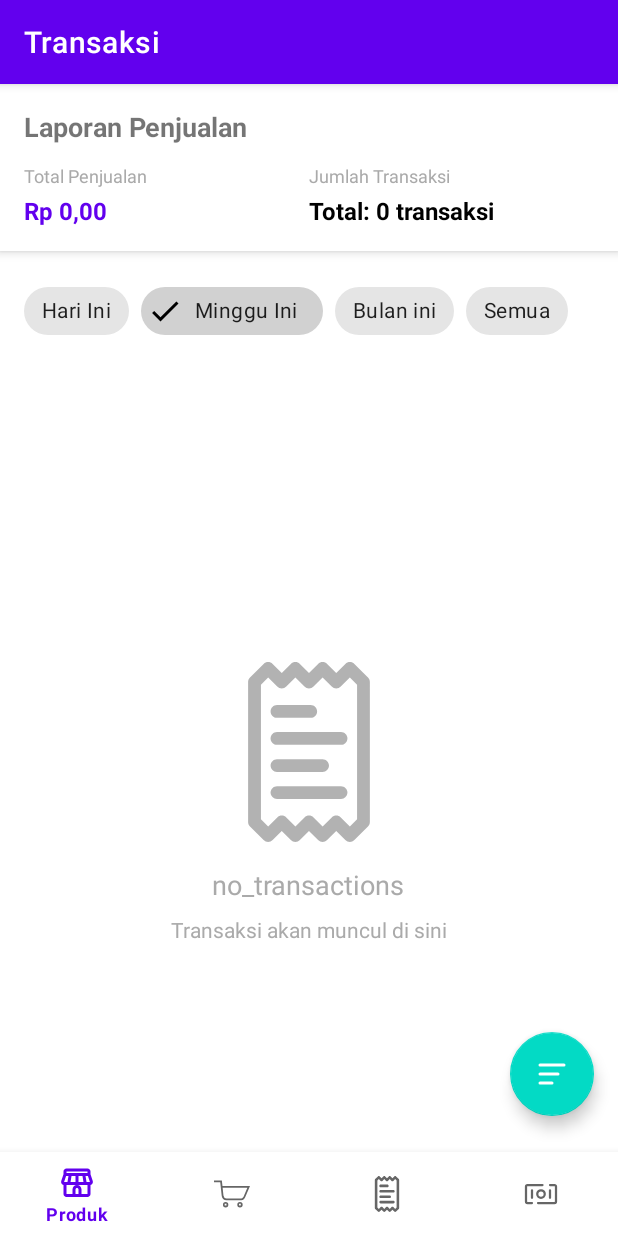
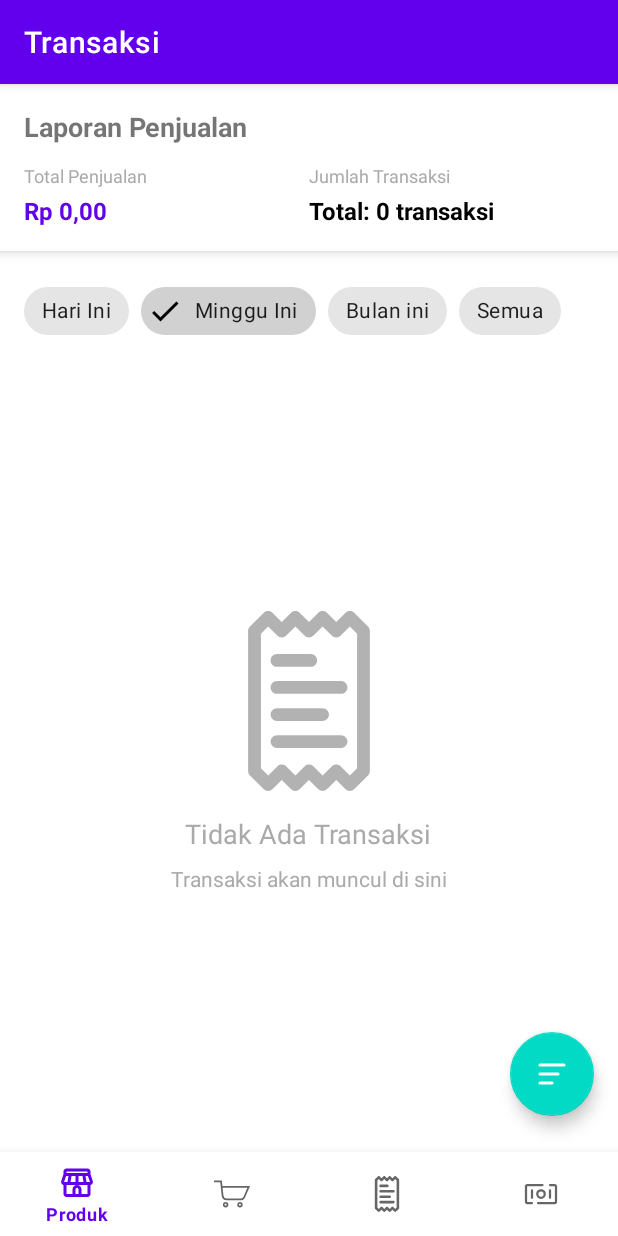
Before and after one commit to MochCahyahadiF05/KasirAndroid, an Android app: the TransactionFragment screen opened through its navigation route, after a tap on "Minggu Ini", on a phone screen of 412 x 824 dp. Run offline under Robolectric (Android 15) with nearby library versions, the phone set to English and light mode, and no system bars; our stand-ins replace Firebase (no records; nobody signed in at launch, a user with empty details on screens opened directly), navigation-ui.

Commit message:
update product & transaction

```diff
--- a/app/src/main/java/com/example/kasirberas/ui/product/ProductFragment.kt
+++ b/app/src/main/java/com/example/kasirberas/ui/product/ProductFragment.kt
@@ -83,7 +83,11 @@ class ProductFragment : Fragment() {
         }
 
         productViewModel.message.observe(viewLifecycleOwner) { message ->
-            Toast.makeText(context, message, Toast.LENGTH_SHORT).show()
+//            Toast.makeText(context, message, Toast.LENGTH_SHORT).show()
+            if (!message.isNullOrEmpty()) {
+                Toast.makeText(context, message, Toast.LENGTH_SHORT).show()
+                productViewModel.clearMessage()
+            }
         }
     }
 
--- a/app/src/main/java/com/example/kasirberas/ui/product/ProductViewModel.kt
+++ b/app/src/main/java/com/example/kasirberas/ui/product/ProductViewModel.kt
@@ -84,4 +84,7 @@ class ProductViewModel : ViewModel() {
             _filteredProducts.value = filtered
         }
     }
+    fun clearMessage() {
+        _message.value = ""
+    }
 }
--- a/app/src/main/java/com/example/kasirberas/ui/transaction/TransactionFragment.kt
+++ b/app/src/main/java/com/example/kasirberas/ui/transaction/TransactionFragment.kt
@@ -5,7 +5,6 @@ import android.os.Bundle
 import android.view.LayoutInflater
 import android.view.View
 import android.view.ViewGroup
-import android.widget.Toast
 import androidx.fragment.app.Fragment
 import androidx.lifecycle.ViewModelProvider
 import androidx.recyclerview.widget.LinearLayoutManager
@@ -28,7 +27,6 @@ class TransactionFragment : Fragment() {
         savedInstanceState: Bundle?
     ): View {
         transactionViewModel = ViewModelProvider(this)[TransactionViewModel::class.java]
-
         _binding = FragmentTransactionBinding.inflate(inflater, container, false)
         return binding.root
     }
@@ -42,11 +40,13 @@ class TransactionFragment : Fragment() {
         setupDateFilters()
     }
 
+    /**
+     * Siapkan RecyclerView untuk menampilkan transaksi
+     */
     private fun setupRecyclerView() {
         transactionAdapter = TransactionAdapter(
             onItemClick = { transaction ->
-                // TODO: Show transaction details
-                Toast.makeText(context, "Detail transaksi: ${transaction.id}", Toast.LENGTH_SHORT).show()
+                // TODO: nanti ganti dengan pindah ke halaman detail transaksi
             }
         )
 
@@ -56,8 +56,12 @@ class TransactionFragment : Fragment() {
         }
     }
 
+    /**
+     * Observe data dari ViewModel
+     * filteredTransactions dipakai supaya list ikut terfilter
+     */
     private fun setupObservers() {
-        transactionViewModel.transactions.observe(viewLifecycleOwner) { transactions ->
+        transactionViewModel.filteredTransactions.observe(viewLifecycleOwner) { transactions ->
             transactionAdapter.submitList(transactions)
 
             val isEmpty = transactions.isEmpty()
@@ -78,6 +82,9 @@ class TransactionFragment : Fragment() {
         }
     }
 
+    /**
+     * Atur event klik untuk filter dan tombol lainnya
+     */
     private fun setupClickListeners() {
         binding.fabFilter.setOnClickListener {
             showDateFilterDialog()
@@ -100,12 +107,17 @@ class TransactionFragment : Fragment() {
         }
     }
 
+    /**
+     * Set filter default ke "Hari Ini"
+     */
     private fun setupDateFilters() {
-        // Set default to today
         binding.chipToday.isChecked = true
         transactionViewModel.filterByToday()
     }
 
+    /**
+     * Tampilkan dialog pilih tanggal custom
+     */
     private fun showDateFilterDialog() {
         val calendar = Calendar.getInstance()
         val year = calendar.get(Calendar.YEAR)
--- a/app/src/main/java/com/example/kasirberas/ui/transaction/TransactionViewModel.kt
+++ b/app/src/main/java/com/example/kasirberas/ui/transaction/TransactionViewModel.kt
@@ -13,37 +13,51 @@ class TransactionViewModel : ViewModel() {
 
     private val firestoreHelper = FirestoreHelper()
 
+    // Semua transaksi (data mentah dari Firestore)
     private val _transactions = MutableLiveData<List<Transaction>>()
     val transactions: LiveData<List<Transaction>> = _transactions
 
+    // Transaksi yang sudah difilter
     private val _filteredTransactions = MutableLiveData<List<Transaction>>()
     val filteredTransactions: LiveData<List<Transaction>> = _filteredTransactions
 
+    // Total penjualan (string sudah diformat)
     private val _dailySales = MutableLiveData<String>()
     val dailySales: LiveData<String> = _dailySales
 
+    // Jumlah transaksi (angka)
     private val _totalTransactions = MutableLiveData<Int>()
     val totalTransactions: LiveData<Int> = _totalTransactions
 
+    // Status loading
     private val _isLoading = MutableLiveData<Boolean>()
     val isLoading: LiveData<Boolean> = _isLoading
 
+    // Cache semua transaksi untuk memudahkan filter
     private var allTransactions: List<Transaction> = emptyList()
 
     init {
         loadTransactions()
     }
 
+    /**
+     * Ambil semua transaksi dari Firestore secara realtime
+     * dan simpan ke allTransactions + LiveData utama
+     */
     fun loadTransactions() {
         _isLoading.value = true
         firestoreHelper.getAllTransactionsRealtime { transactions ->
             allTransactions = transactions
             _transactions.value = transactions
+            _filteredTransactions.value = transactions // default tanpa filter
             _isLoading.value = false
             calculateStats(transactions)
         }
     }
 
+    /**
+     * Filter transaksi yang terjadi hari ini
+     */
     fun filterByToday() {
         val today = DateHelper.getCurrentTimestamp()
         val startOfDay = DateHelper.getStartOfDay(today)
@@ -57,12 +71,19 @@ class TransactionViewModel : ViewModel() {
         calculateStats(filtered)
     }
 
+    /**
+     * Filter transaksi yang terjadi minggu ini
+     */
     fun filterByThisWeek() {
         val calendar = Calendar.getInstance()
+        calendar.firstDayOfWeek = Calendar.MONDAY  // minggu mulai dari Senin
+
+        // Pindah ke Senin minggu ini
         calendar.set(Calendar.DAY_OF_WEEK, Calendar.MONDAY)
         val startOfWeek = DateHelper.getStartOfDay(calendar.timeInMillis)
 
-        calendar.add(Calendar.WEEK_OF_YEAR, 1)
+        // Pindah ke Minggu minggu ini
+        calendar.add(Calendar.DAY_OF_WEEK, 6)
         val endOfWeek = DateHelper.getEndOfDay(calendar.timeInMillis)
 
         val filtered = allTransactions.filter { transaction ->
@@ -73,12 +94,18 @@ class TransactionViewModel : ViewModel() {
         calculateStats(filtered)
     }
 
+    /**
+     * Filter transaksi yang terjadi bulan ini
+     */
     fun filterByThisMonth() {
         val calendar = Calendar.getInstance()
+
+        // Awal bulan
         calendar.set(Calendar.DAY_OF_MONTH, 1)
         val startOfMonth = DateHelper.getStartOfDay(calendar.timeInMillis)
 
-        calendar.add(Calendar.MONTH, 1)
+        // Akhir bulan
+        calendar.set(Calendar.DAY_OF_MONTH, calendar.getActualMaximum(Calendar.DAY_OF_MONTH))
         val endOfMonth = DateHelper.getEndOfDay(calendar.timeInMillis)
 
         val filtered = allTransactions.filter { transaction ->
@@ -89,6 +116,10 @@ class TransactionViewModel : ViewModel() {
         calculateStats(filtered)
     }
 
+
+    /**
+     * Filter transaksi berdasarkan tanggal spesifik
+     */
     fun filterByDate(date: Long) {
         val startOfDay = DateHelper.getStartOfDay(date)
         val endOfDay = DateHelper.getEndOfDay(date)
@@ -101,11 +132,17 @@ class TransactionViewModel : ViewModel() {
         calculateStats(filtered)
     }
 
+    /**
+     * Hapus filter, tampilkan semua transaksi lagi
+     */
     fun clearFilter() {
         _filteredTransactions.value = allTransactions
         calculateStats(allTransactions)
     }
 
+    /**
+     * Hitung total penjualan dan jumlah transaksi dari list yang diberikan
+     */
     private fun calculateStats(transactions: List<Transaction>) {
         val totalSales = transactions.sumOf { it.totalAmount }
         _dailySales.value = CalculatorHelper.formatCurrency(totalSales)
--- a/app/src/main/res/layout/fragment_expense.xml
+++ b/app/src/main/res/layout/fragment_expense.xml
@@ -7,7 +7,7 @@
 
     <LinearLayout
         android:layout_width="match_parent"
-        android:layout_height="match_parent"
+        android:layout_height="700dp"
         android:orientation="vertical"
         android:background="@color/design_default_color_surface">
 
--- a/app/src/main/res/layout/fragment_product.xml
+++ b/app/src/main/res/layout/fragment_product.xml
@@ -8,7 +8,7 @@
 
     <LinearLayout
         android:layout_width="match_parent"
-        android:layout_height="match_parent"
+        android:layout_height="700dp"
         android:orientation="vertical">
 
         <!-- Search Bar -->
--- a/app/src/main/res/layout/fragment_transaction.xml
+++ b/app/src/main/res/layout/fragment_transaction.xml
@@ -5,42 +5,42 @@
     xmlns:tools="http://schemas.android.com/tools"
     android:layout_width="match_parent"
     android:layout_height="match_parent">
-
+    <!-- buat atur konten sama navigasi -->
     <LinearLayout
         android:layout_width="match_parent"
-        android:layout_height="match_parent"
-        android:orientation="vertical"
-        android:background="@color/design_default_color_surface">
+        android:layout_height="700dp"
+        android:background="@color/design_default_color_surface"
+        android:orientation="vertical">
 
         <!-- Header Statistics -->
         <com.google.android.material.card.MaterialCardView
             android:layout_width="match_parent"
             android:layout_height="wrap_content"
-            app:cardElevation="4dp"
-            app:cardCornerRadius="0dp">
+            app:cardCornerRadius="0dp"
+            app:cardElevation="4dp">
 
             <LinearLayout
                 android:layout_width="match_parent"
                 android:layout_height="wrap_content"
+                android:baselineAligned="false"
                 android:orientation="vertical"
-                android:padding="16dp"
-                android:baselineAligned="false">
+                android:padding="16dp">
 
                 <TextView
                     android:layout_width="match_parent"
                     android:layout_height="wrap_content"
+                    android:layout_marginBottom="12dp"
                     android:text="@string/sales_report"
                     android:textSize="18sp"
                     android:textStyle="bold"
-                    android:layout_marginBottom="12dp"
                     tools:text="Laporan Penjualan" />
 
                 <LinearLayout
                     android:layout_width="match_parent"
                     android:layout_height="wrap_content"
+                    android:baselineAligned="false"
                     android:orientation="horizontal"
-                    android:weightSum="2"
-                    android:baselineAligned="false">
+                    android:weightSum="2">
 
                     <LinearLayout
                         android:layout_width="0dp"
@@ -52,19 +52,19 @@
                             android:layout_width="wrap_content"
                             android:layout_height="wrap_content"
                             android:text="@string/total_sales"
+                            android:textColor="@android:color/darker_gray"
                             android:textSize="12sp"
-                            android:textColor="@android:color/darker_gray"
                             tools:text="Total Penjualan" />
 
                         <TextView
                             android:id="@+id/textDailySales"
                             android:layout_width="wrap_content"
                             android:layout_height="wrap_content"
+                            android:layout_marginTop="4dp"
                             android:text="@string/default_price"
+                            android:textColor="@color/design_default_color_primary"
                             android:textSize="16sp"
                             android:textStyle="bold"
-                            android:textColor="@color/design_default_color_primary"
-                            android:layout_marginTop="4dp"
                             tools:text="Rp 0" />
 
                     </LinearLayout>
@@ -79,19 +79,19 @@
                             android:layout_width="wrap_content"
                             android:layout_height="wrap_content"
                             android:text="@string/transaction_count"
+                            android:textColor="@android:color/darker_gray"
                             android:textSize="12sp"
-                            android:textColor="@android:color/darker_gray"
                             tools:text="Jumlah Transaksi" />
 
                         <TextView
                             android:id="@+id/textTotalTransactions"
                             android:layout_width="wrap_content"
                             android:layout_height="wrap_content"
+                            android:layout_marginTop="4dp"
                             android:text="@string/default_transaction_count"
+                            android:textColor="@android:color/black"
                             android:textSize="16sp"
                             android:textStyle="bold"
-                            android:textColor="@android:color/black"
-                            android:layout_marginTop="4dp"
                             tools:text="0 transaksi" />
 
                     </LinearLayout>
@@ -106,54 +106,54 @@
         <HorizontalScrollView
             android:layout_width="match_parent"
             android:layout_height="wrap_content"
-            android:scrollbars="none"
-            android:padding="16dp">
+            android:padding="16dp"
+            android:scrollbars="none">
 
             <com.google.android.material.chip.ChipGroup
                 android:layout_width="wrap_content"
                 android:layout_height="wrap_content"
-                app:singleSelection="true"
-                app:selectionRequired="true">
+                app:selectionRequired="true"
+                app:singleSelection="true">
 
                 <com.google.android.material.chip.Chip
                     android:id="@+id/chipToday"
+                    style="@style/Widget.MaterialComponents.Chip.Filter"
                     android:layout_width="wrap_content"
                     android:layout_height="wrap_content"
+                    android:checked="true"
                     android:text="@string/today"
-                    style="@style/Widget.MaterialComponents.Chip.Filter"
-                    android:checked="true"
                     tools:text="Hari Ini" />
 
                 <com.google.android.material.chip.Chip
                     android:id="@+id/chipThisWeek"
+                    style="@style/Widget.MaterialComponents.Chip.Filter"
                     android:layout_width="wrap_content"
                     android:layout_height="wrap_content"
                     android:text="@string/this_week"
-                    style="@style/Widget.MaterialComponents.Chip.Filter"
                     tools:text="Minggu Ini" />
 
                 <com.google.android.material.chip.Chip
                     android:id="@+id/chipThisMonth"
+                    style="@style/Widget.MaterialComponents.Chip.Filter"
                     android:layout_width="wrap_content"
                     android:layout_height="wrap_content"
                     android:text="@string/this_month"
-                    style="@style/Widget.MaterialComponents.Chip.Filter"
                     tools:text="Bulan Ini" />
 
                 <com.google.android.material.chip.Chip
                     android:id="@+id/chipAll"
+                    style="@style/Widget.MaterialComponents.Chip.Filter"
                     android:layout_width="wrap_content"
                     android:layout_height="wrap_content"
                     android:text="@string/all"
-                    style="@style/Widget.MaterialComponents.Chip.Filter"
                     tools:text="Semua" />
 
                 <com.google.android.material.chip.Chip
                     android:id="@+id/chipCustom"
+                    style="@style/Widget.MaterialComponents.Chip.Filter"
                     android:layout_width="wrap_content"
                     android:layout_height="wrap_content"
                     android:text="@string/custom"
-                    style="@style/Widget.MaterialComponents.Chip.Filter"
                     android:visibility="gone"
                     tools:text="Custom" />
 
@@ -174,11 +174,11 @@
         <androidx.recyclerview.widget.RecyclerView
             android:id="@+id/recyclerViewTransactions"
             android:layout_width="match_parent"
-            android:layout_height="0dp"
+            android:layout_height="429dp"
             android:layout_weight="1"
+            android:clipToPadding="false"
             android:padding="8dp"
-            android:paddingBottom="80dp"
-            android:clipToPadding="false" />
+            android:paddingBottom="140dp" />
 
         <!-- Empty State -->
         <LinearLayout
@@ -186,33 +186,33 @@
             android:layout_width="match_parent"
             android:layout_height="0dp"
             android:layout_weight="1"
+            android:gravity="center"
             android:orientation="vertical"
-            android:gravity="center"
             android:visibility="gone">
 
             <ImageView
                 android:layout_width="120dp"
                 android:layout_height="120dp"
-                android:src="@drawable/ic_receipt_24"
                 android:alpha="0.3"
-                android:contentDescription="@string/no_transaction_icon" />
+                android:contentDescription="@string/no_transaction_icon"
+                android:src="@drawable/ic_receipt_24" />
 
             <TextView
                 android:layout_width="wrap_content"
                 android:layout_height="wrap_content"
+                android:layout_marginTop="16dp"
                 android:text="@string/no_transactions"
+                android:textColor="@android:color/darker_gray"
                 android:textSize="18sp"
-                android:textColor="@android:color/darker_gray"
-                android:layout_marginTop="16dp"
                 tools:text="Belum ada transaksi" />
 
             <TextView
                 android:layout_width="wrap_content"
                 android:layout_height="wrap_content"
+                android:layout_marginTop="8dp"
                 android:text="@string/transactions_will_appear_here"
+                android:textColor="@android:color/darker_gray"
                 android:textSize="14sp"
-                android:textColor="@android:color/darker_gray"
-                android:layout_marginTop="8dp"
                 tools:text="Transaksi akan muncul di sini" />
 
         </LinearLayout>
--- a/app/src/main/res/values/strings.xml
+++ b/app/src/main/res/values/strings.xml
@@ -9,7 +9,7 @@
     <string name="belum_ada_produk">Belum ada produk</string>
     <string name="tambah_produk_pertama_anda">Tambah produk pertama Anda</string>
     <string name="add_product">tambah produk</string>
-    <string name="this_week">Minggu Ini\n</string>
+    <string name="this_week">Minggu Ini</string>
     <string name="today">Hari Ini</string>
     <string name="default_transaction_count">0 Transaksi</string>
     <string name="transaction_count">Jumlah Transaksi</string>
@@ -20,7 +20,7 @@
     <string name="all">Semua</string>
     <string name="custom">Custom</string>
     <string name="no_transaction_icon">no_transaction_icon</string>
-    <string name="no_transactions">no_transactions</string>
+    <string name="no_transactions">Tidak Ada Transaksi</string>
     <string name="transactions_will_appear_here">Transaksi akan muncul di sini</string>
     <string name="filter_transactions">filter</string>
     <string name="add_first_expense">Tambah pengeluaran pertama Anda</string>
```
